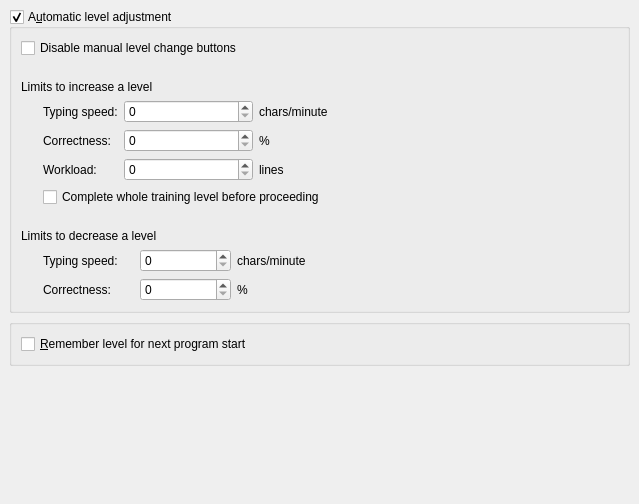
This is src/ui/ktouchpreftrainingpage.ui in KDE/ktouch as Qt 5 draws it before an edit. The edited form follows.
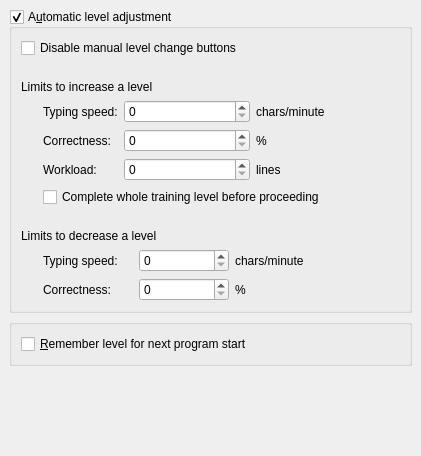
This is the edited form. Custom widgets are drawn as their Qt base class.

Commit message: fix color settings for student and teacher text line. And some small changes to the config dialog.

```diff
--- a/src/ui/ktouchpreftrainingpage.ui
+++ b/src/ui/ktouchpreftrainingpage.ui
@@ -5,8 +5,8 @@
    <rect>
     <x>0</x>
     <y>0</y>
-    <width>639</width>
-    <height>504</height>
+    <width>421</width>
+    <height>456</height>
    </rect>
   </property>
   <property name="windowTitle" >
```
The commit also changes 7 other files.
